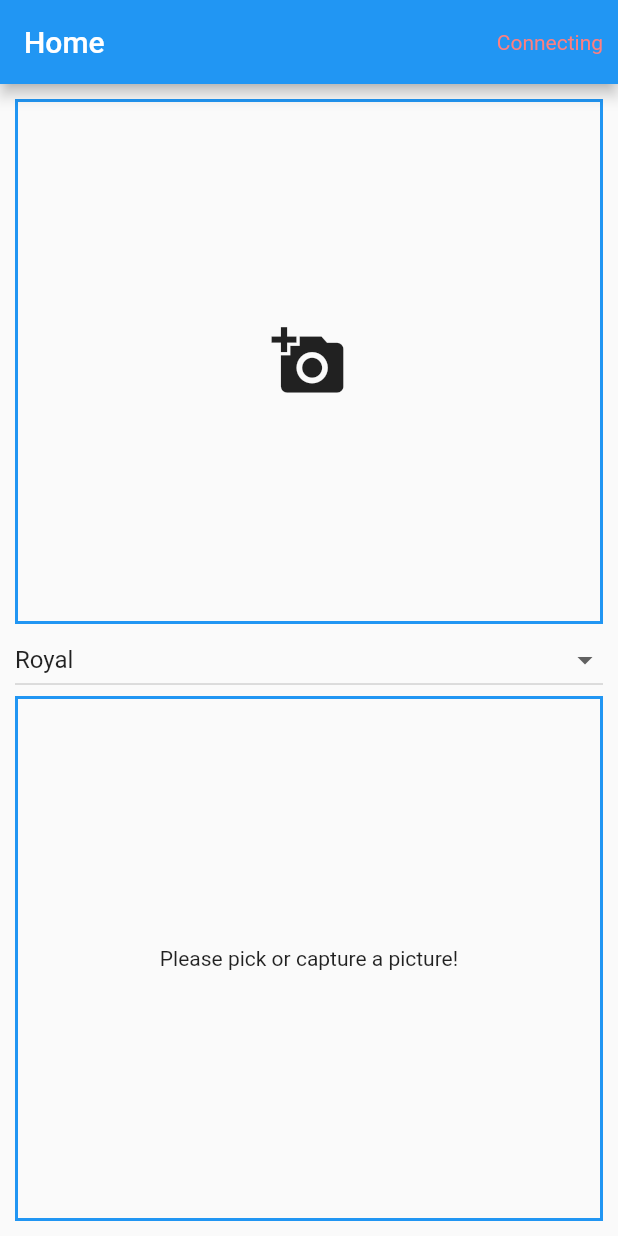
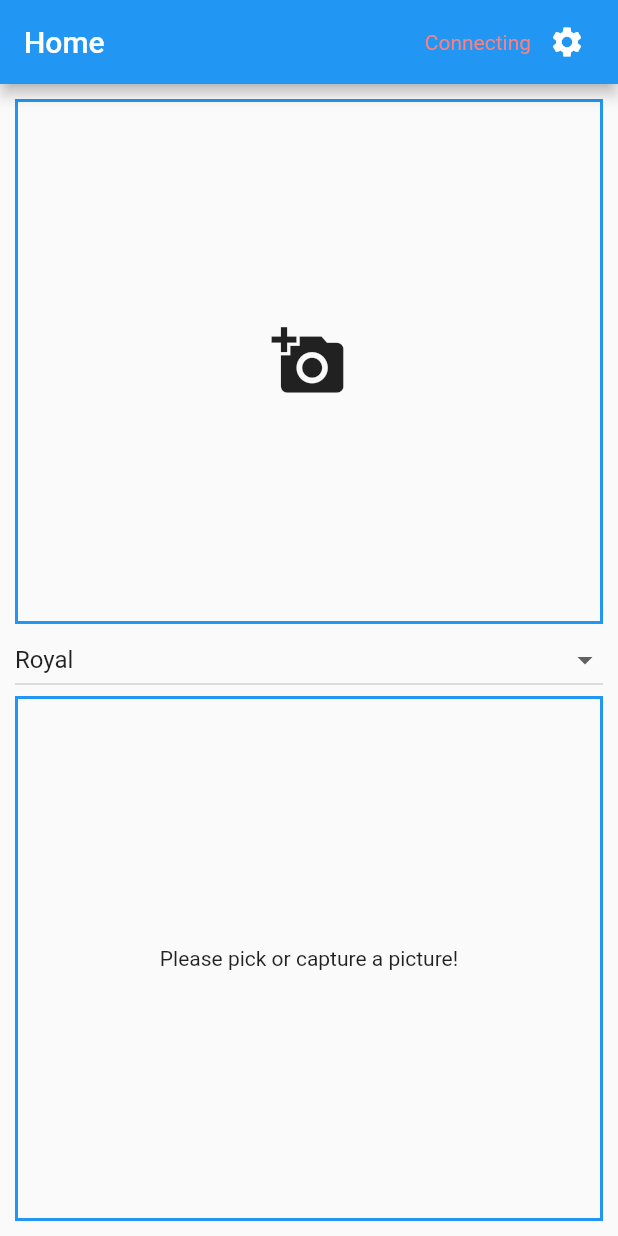
Before and after one commit to casaumayman/Smart-AI-for-house-design-mobile-app, a Flutter app: the screen it shows after launch, on a phone screen of 412 x 824 dp. Run offline on Flutter 3.47's test engine with Material 2 defaults, Android fonts, the phone set to English and light mode, and no system bars; our stand-ins replace card_swiper, get, image_picker, shared_preferences, socket_io_client; network calls fail.

Commit message:
prepare for color mapping

```diff
--- a/lib/constants/network_constants.dart
+++ b/lib/constants/network_constants.dart
@@ -1,2 +1,3 @@
-const networkHost = "http://192.168.50.221:5000/";
+// const networkHost = "http://192.168.50.221:5000/";
+var networkHost = Uri.parse("http://192.168.50.221:5000");
 const eventName = "PROCESS_IMAGE";
--- a/lib/modules/home/components/app_bar_action.dart
+++ b/lib/modules/home/components/app_bar_action.dart
@@ -1,4 +1,5 @@
 import 'package:change_house_colors/modules/home/home_controller.dart';
+import 'package:change_house_colors/routes/routes.dart';
 import 'package:flutter/material.dart';
 import 'package:get/get.dart';
 
@@ -11,7 +12,9 @@ class HomeAppBarAction extends GetView<HomeController> {
       height: double.infinity,
       margin: const EdgeInsets.only(right: 10),
       alignment: Alignment.center,
-      child: Obx(() {
+      child: Row(
+        children: [
+          Obx(() {
             if (controller.isConnectSocket.isTrue) {
               return const Text(
                 "Connected",
@@ -23,6 +26,13 @@ class HomeAppBarAction extends GetView<HomeController> {
               style: TextStyle(color: Color(0xFFFF7F7F)),
             );
           }),
+          IconButton(
+              onPressed: () {
+                Get.toNamed(Routes.setting);
+              },
+              icon: const Icon(Icons.settings))
+        ],
+      ),
     );
   }
 }
--- a/lib/modules/home/components/theme_picker.dart
+++ b/lib/modules/home/components/theme_picker.dart
@@ -1,23 +1,26 @@
 import 'package:change_house_colors/modules/home/home_controller.dart';
 import 'package:change_house_colors/modules/home/models/process_status.dart';
-import 'package:change_house_colors/modules/home/models/theme_style.dart';
+import 'package:change_house_colors/shared/services/theme/theme_service.dart';
 import 'package:flutter/material.dart';
 import 'package:get/get.dart';
 
 class ThemePicker extends GetView<HomeController> {
+  final _themeServices = Get.find<ThemeService>();
+
   ThemePicker({super.key});
-  final themes = ThemeStyle.listHouseTheme.map((name) {
-    var theme = ThemeStyle.fromName(name);
-    return DropdownMenuItem<ThemeStyle>(value: theme, child: Text(theme.name));
-  }).toList();
 
   @override
   Widget build(BuildContext context) {
-    onChange(value) {
+    onChange(String? value) {
       if (value != null) {
-        controller.setTheme(value);
+        _themeServices.setTheme(value);
       }
     }
+
+    final themes = _themeServices.themes.map((theme) {
+      return DropdownMenuItem<String>(
+          value: theme.name, child: Text(theme.name));
+    }).toList();
 
     return Obx(() {
       var status = controller.currentStatus.value;
@@ -26,7 +29,7 @@ class ThemePicker extends GetView<HomeController> {
       return DropdownButton(
           items: themes,
           isExpanded: true,
-          value: controller.selectedTheme.value,
+          value: _themeServices.selectedTheme.name,
           onChanged: isDisabled ? null : onChange);
     });
   }
--- a/lib/modules/home/helper.dart
+++ b/lib/modules/home/helper.dart
@@ -1,4 +1,5 @@
 import 'dart:convert';
+import 'package:change_house_colors/shared/services/theme/theme_model.dart';
 import 'package:flutter/foundation.dart';
 import 'package:image_picker/image_picker.dart';
 
@@ -17,3 +18,8 @@ Future<String> xFileToBase64Isolate(XFile file) async {
   String base64encoded = await compute(base64Encode, imageBytes);
   return base64encoded;
 }
+
+Future<dynamic> mappingColor(
+    dynamic origin, dynamic mask, ThemeModel themeModel) async {
+  return 1;
+}
--- a/lib/modules/home/home_controller.dart
+++ b/lib/modules/home/home_controller.dart
@@ -1,15 +1,11 @@
 import 'package:change_house_colors/modules/home/helper.dart';
 import 'package:change_house_colors/modules/home/models/process_status.dart';
-import 'package:change_house_colors/modules/home/models/theme_style.dart';
 import 'package:change_house_colors/routes/routes.dart';
 import 'package:change_house_colors/shared/models/predict_req.dart';
 import 'package:change_house_colors/shared/models/predict_res.dart';
-import 'package:change_house_colors/shared/services/history/history_service.dart';
-import 'package:change_house_colors/shared/services/predict_service.dart';
-import 'package:change_house_colors/shared/services/socket_service.dart';
+import 'package:change_house_colors/shared/services/services.dart';
 import 'package:change_house_colors/shared/utils/image_picker_utils.dart';
 import 'package:change_house_colors/shared/utils/snackbar_utils.dart';
-import 'package:change_house_colors/shared/utils/timing_utils.dart';
 import 'package:flutter/foundation.dart';
 import 'package:get/get.dart';
 import 'package:image_picker/image_picker.dart';
@@ -19,20 +15,13 @@ class HomeController extends GetxController {
   final _socketService = Get.find<SocketService>();
   final _historyService = Get.find<HistoryService>();
   final _predictService = Get.find<PredictService>();
+  final _themeService = Get.find<ThemeService>();
 
   final currentInputImage = Rx<XFile?>(null);
   final currentOutputImage = Rx<Uint8List?>(null);
-  //Init royal theme
-  final selectedTheme =
-      Rx<ThemeStyle>(ThemeStyle.fromName(ThemeStyle.listHouseTheme[0]));
   final allowGoToHistory = false.obs;
   final isConnectSocket = false.obs;
   final currentStatus = Rx<EProcessStatus>(EProcessStatus.init);
-  late TimeMeasure _timerMeasure;
-
-  void setTheme(ThemeStyle style) {
-    selectedTheme(style);
-  }
 
   void _setCurrentImage(XFile file) {
     currentInputImage(file);
@@ -51,14 +40,15 @@ class HomeController extends GetxController {
 
   void _processResponse(PredictResponse predict) async {
     final bytes = await base64ToBytesIsolate(predict.pictureMask);
-    _timerMeasure.nextMeasure("Convert base64 to bytes!");
+    //TODO: Continue
+    var colored =
+        await mappingColor("origin", bytes, _themeService.selectedTheme);
     currentOutputImage(bytes);
     currentStatus(EProcessStatus.done);
   }
 
   void _sendPredictToServer(XFile file) async {
     try {
-      _timerMeasure = TimeMeasure("Prepare send image to server");
       String? mimeType = lookupMimeType(file.path);
       if (mimeType == null) {
         showSnackbarError("Picture isn't valid!");
@@ -66,14 +56,12 @@ class HomeController extends GetxController {
       }
       String ext = mimeType.split('/')[1];
       String base64encoded = await xFileToBase64Isolate(file);
-      _timerMeasure.nextMeasure("Start send image");
       String base64 = "data:$mimeType;base64,$base64encoded";
       final now = DateTime.now().millisecondsSinceEpoch;
       String fileName = "ori_$now.$ext";
       final requestModel =
           PredictRequest(pictureBase64: base64, fileName: fileName);
       var response = await _predictService.getPredictMask(requestModel);
-      _timerMeasure.nextMeasure("Get mask from server!");
       currentStatus(EProcessStatus.colorMapping);
       _processResponse(response);
     } catch (e) {
--- a/lib/routes/app_bindings.dart
+++ b/lib/routes/app_bindings.dart
@@ -1,7 +1,5 @@
 import 'package:change_house_colors/app_controller.dart';
-import 'package:change_house_colors/shared/services/history/history_service.dart';
-import 'package:change_house_colors/shared/services/predict_service.dart';
-import 'package:change_house_colors/shared/services/socket_service.dart';
+import 'package:change_house_colors/shared/services/services.dart';
 import 'package:get/get.dart';
 
 class AppBindings implements Bindings {
@@ -10,6 +8,7 @@ class AppBindings implements Bindings {
     Get.put(HistoryService());
     Get.put(SocketService());
     Get.put(PredictService());
+    Get.put(ThemeService());
     Get.put(AppController());
   }
 }
--- a/lib/routes/routes.dart
+++ b/lib/routes/routes.dart
@@ -2,17 +2,27 @@ import 'package:change_house_colors/modules/history/history_binding.dart';
 import 'package:change_house_colors/modules/history/history_screen.dart';
 import 'package:change_house_colors/modules/home/home_binding.dart';
 import 'package:change_house_colors/modules/home/home_screen.dart';
+import 'package:change_house_colors/modules/settings/setting_screen.dart';
 import 'package:get/get.dart';
 
 class Routes {
   static const home = '/';
   static const history = '/history';
+  static const setting = '/setting';
 
   static List<GetPage> pages = [
-    GetPage(name: home, page: () => const HomeScreen(), binding: HomeBinding()),
+    GetPage(
+      name: home,
+      page: () => const HomeScreen(),
+      binding: HomeBinding(),
+    ),
     GetPage(
         name: history,
         page: () => const HistoryScreen(),
         binding: HistoryBinding()),
+    GetPage(
+      name: setting,
+      page: () => const SettingScreen(),
+    ),
   ];
 }
--- /dev/null
+++ b/lib/shared/services/services.dart
@@ -0,0 +1,4 @@
+export 'predict_service.dart';
+export 'socket_service.dart';
+export 'history/history_service.dart';
+export 'theme/theme_service.dart';
--- a/lib/shared/services/socket_service.dart
+++ b/lib/shared/services/socket_service.dart
@@ -8,7 +8,7 @@ import 'package:socket_io_client/socket_io_client.dart';
 
 class SocketService extends GetxService {
   Socket socket = io(
-      networkHost,
+      networkHost.toString(),
       OptionBuilder()
           .setTransports(['websocket'])
           .disableAutoConnect()
--- /dev/null
+++ b/lib/shared/services/theme/theme_model.dart
@@ -0,0 +1,13 @@
+import 'package:flutter/material.dart';
+
+class ThemeModel {
+  const ThemeModel(
+      {required this.name,
+      this.wallColor = const Color.fromRGBO(0, 255, 0, 1),
+      this.doorColor = const Color.fromRGBO(0, 0, 255, 1),
+      this.roofColor = const Color.fromRGBO(255, 0, 0, 1)});
+  final String name;
+  final Color wallColor;
+  final Color doorColor;
+  final Color roofColor;
+}
--- /dev/null
+++ b/lib/shared/services/theme/theme_service.dart
@@ -0,0 +1,28 @@
+import 'package:change_house_colors/shared/services/theme/theme_model.dart';
+import 'package:flutter/material.dart';
+import 'package:get/get.dart';
+
+class ThemeService extends GetxService {
+  final List<ThemeModel> themes = const [
+    ThemeModel(name: "Royal"),
+    ThemeModel(
+        name: "Ocean",
+        roofColor: Color.fromRGBO(90, 207, 23, 1),
+        wallColor: Color.fromRGBO(206, 219, 15, 1),
+        doorColor: Color.fromRGBO(219, 66, 15, 1))
+  ];
+
+  final _selectedThemeName = "Royal".obs;
+
+  ThemeModel get selectedTheme {
+    return themes.firstWhereOrNull(
+        (element) => element.name == _selectedThemeName.value)!;
+  }
+
+  void setTheme(String name) {
+    var exist = themes.firstWhereOrNull((element) => element.name == name);
+    if (exist != null) {
+      _selectedThemeName.value = name;
+    }
+  }
+}
--- a/lib/shared/utils/timing_utils.dart
+++ b/lib/shared/utils/timing_utils.dart
@@ -12,5 +12,6 @@ class TimeMeasure {
     var diff = now.difference(_timeValue).inMilliseconds;
     double n = double.parse((diff / 1000).toStringAsFixed(2));
     debugPrint("$title take: $n seconds");
+    _timeValue = now;
   }
 }
--- a/pubspec.yaml
+++ b/pubspec.yaml
@@ -44,6 +44,7 @@ dependencies:
   path_provider: ^2.0.11
   shared_preferences: ^2.0.15
   card_swiper: ^2.0.4
+  http: ^0.13.5
 
 dev_dependencies:
   flutter_test:
```
Also changed, not shown: lib/modules/settings/components/theme_setting.dart (added, +19 -0 lines), lib/modules/settings/setting_screen.dart (added, +15 -0 lines), lib/shared/services/predict_service.dart (+23 -8 lines), pubspec.lock. Lines whose indentation alone changed are shown as unchanged.
